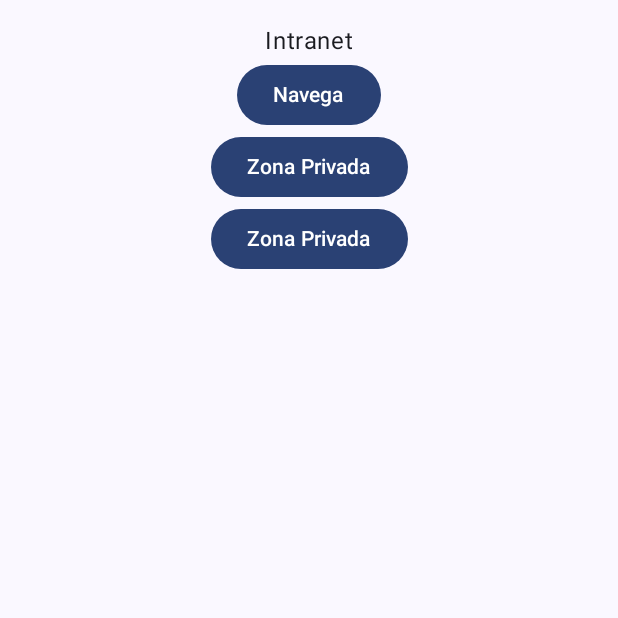
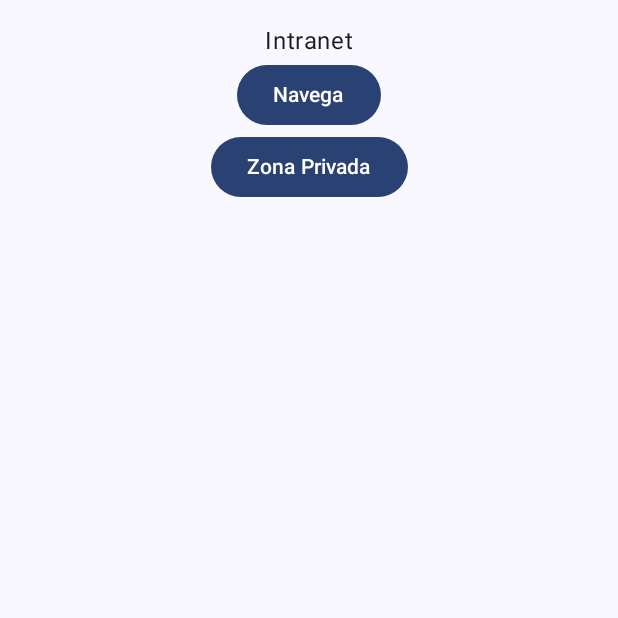
Before and after one commit to SectionOne/JetpackComposeApp, an Android app built with Jetpack Compose: the screen it shows after launch (MainActivity), on a phone screen of 412 x 824 dp, the top half of it. Run offline under Robolectric (Android 15) with nearby library versions, the phone set to English and light mode, and no system bars.

```diff
--- a/app/src/main/java/es/cibernarium/jetpackcomposeapp/pantalles/LoginScreen.kt
+++ b/app/src/main/java/es/cibernarium/jetpackcomposeapp/pantalles/LoginScreen.kt
@@ -37,6 +37,7 @@ import androidx.compose.ui.text.input.VisualTransformation
 import androidx.compose.ui.unit.dp
 import androidx.navigation.NavController
 import es.cibernarium.jetpackcomposeapp.miSQLiteHelper
+import es.cibernarium.jetpackcomposeapp.navegacio.PantallesApp
 
 @Composable
 fun LoginScreen(navController: NavController,usersDBHelper: miSQLiteHelper){
@@ -60,6 +61,7 @@ fun LoginScreen(navController: NavController,usersDBHelper: miSQLiteHelper){
                     if(usersDBHelper.login(email.toString(),clau.toString())) {
                         //Afegim un log per saber si és submiteja el login
                         Log.d("Refugios Libres", "Loguejant amb $email i $clau")
+                        navController.navigate(PantallesApp.PrivadaPantalla.route)
                     } else {
                         //Afegim un log per saber si és submiteja el login
                         Log.d("Refugios Libres", "Error loguejant amb $email i $clau")
--- a/app/src/main/java/es/cibernarium/jetpackcomposeapp/pantalles/PrimeraPantalla.kt
+++ b/app/src/main/java/es/cibernarium/jetpackcomposeapp/pantalles/PrimeraPantalla.kt
@@ -39,10 +39,5 @@ fun ContingutCos(navController: NavController){
         }) {
             Text("Zona Privada")
         }
-        Button(onClick = {
-            navController.navigate(route = PantallesApp.PrivadaPantalla.route)
-        }) {
-            Text("Zona Privada")
-        }
     }
 }
```
